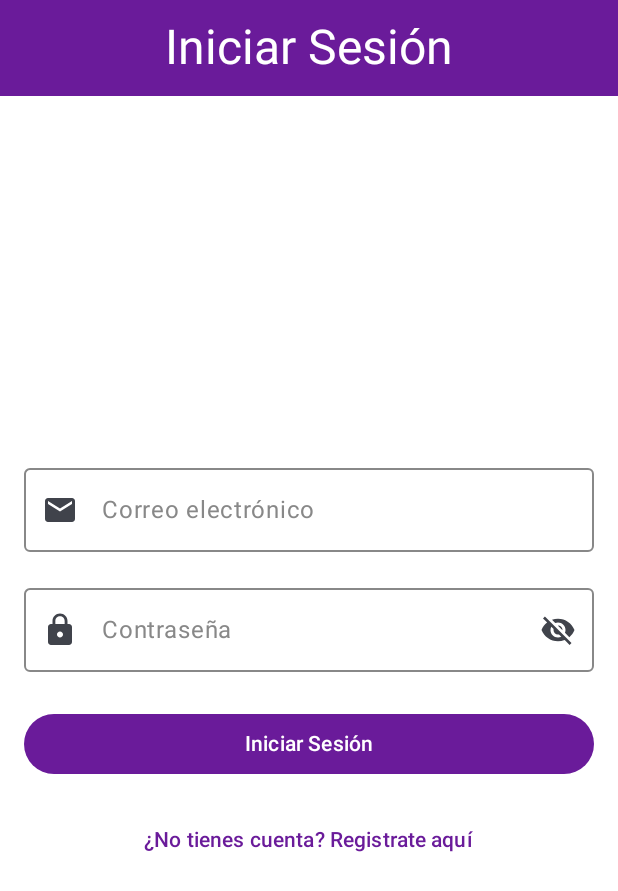
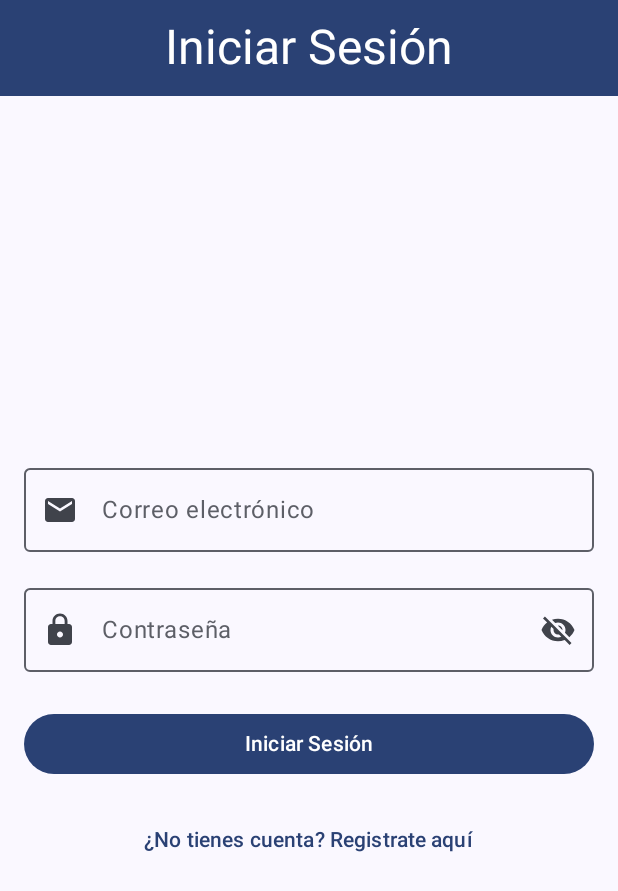
Before and after one commit to avazfra735/Quizzofrenico, an Android app built with Jetpack Compose: the screen it shows after launch (MainActivity), after a tap on "Iniciar Sesión", on a phone screen of 412 x 824 dp. Shown: the top 891 px of the screen. Run offline under Robolectric (Android 15) with nearby library versions, the phone set to English and light mode, and no system bars; our stand-ins replace Dagger/Hilt's generated code.

Commit message:
Paleta de colores implementada

```diff
--- a/app/src/main/java/es/iessaladillo/adrian/quizzofrenico/ui/home/HomeScreen.kt
+++ b/app/src/main/java/es/iessaladillo/adrian/quizzofrenico/ui/home/HomeScreen.kt
@@ -8,7 +8,6 @@ import androidx.compose.material3.*
 import androidx.compose.runtime.Composable
 import androidx.compose.ui.Alignment
 import androidx.compose.ui.Modifier
-import androidx.compose.ui.graphics.Color
 import androidx.compose.ui.res.stringResource
 import androidx.compose.ui.text.style.TextAlign
 import androidx.compose.ui.tooling.preview.Preview
@@ -29,16 +28,16 @@ fun HomeScreen(
                     Text(
                         text = stringResource(R.string.app_name),
                         style = MaterialTheme.typography.headlineLarge,
-                        color = Color.White,
+                        color = MaterialTheme.colorScheme.onPrimary,
                         textAlign = TextAlign.Center
                     )
                 },
                 colors = TopAppBarDefaults.centerAlignedTopAppBarColors(
-                    containerColor = Color(0xFF6a1b9a) // Color del AppBar
+                    containerColor = MaterialTheme.colorScheme.primary
                 )
             )
         },
-        containerColor = Color.White // Fondo de la pantalla
+        containerColor = MaterialTheme.colorScheme.background
     ) { paddingValues ->
         Column(
             modifier = Modifier
@@ -52,7 +51,7 @@ fun HomeScreen(
             Text(
                 text = stringResource(R.string.welcome_to_quizzofrenico),
                 style = MaterialTheme.typography.headlineMedium,
-                color = Color(0xFF6a1b9a),
+                color = MaterialTheme.colorScheme.onBackground,
                 textAlign = TextAlign.Center,
                 modifier = Modifier.padding(bottom = 24.dp)
             )
@@ -60,7 +59,7 @@ fun HomeScreen(
             // Botón de Login
             Button(
                 onClick = login,
-                colors = ButtonDefaults.buttonColors(containerColor = Color(0xFF6a1b9a)),
+                colors = ButtonDefaults.buttonColors(containerColor = MaterialTheme.colorScheme.primary),
                 modifier = Modifier
                     .fillMaxWidth()
                     .padding(bottom = 16.dp)
@@ -68,32 +67,34 @@ fun HomeScreen(
                 Icon(
                     imageVector = Icons.AutoMirrored.Filled.Login,
                     contentDescription = null,
-                    tint = Color.White,
+                    tint = MaterialTheme.colorScheme.onPrimary,
                     modifier = Modifier.size(24.dp)
                 )
                 Spacer(modifier = Modifier.width(8.dp))
                 Text(
                     text = stringResource(R.string.login),
-                    color = Color.White
+                    color = MaterialTheme.colorScheme.onPrimary
                 )
             }
 
             // Botón de Registro
             OutlinedButton(
                 onClick = register,
-                colors = ButtonDefaults.outlinedButtonColors(contentColor = Color(0xFF6a1b9a)),
+                colors = ButtonDefaults.outlinedButtonColors(
+                    contentColor = MaterialTheme.colorScheme.primary
+                ),
                 modifier = Modifier.fillMaxWidth()
             ) {
                 Icon(
                     imageVector = Icons.Default.PersonAdd,
                     contentDescription = null,
-                    tint = Color(0xFF6a1b9a),
+                    tint = MaterialTheme.colorScheme.primary,
                     modifier = Modifier.size(24.dp)
                 )
                 Spacer(modifier = Modifier.width(8.dp))
                 Text(
                     text = stringResource(R.string.register),
-                    color = Color(0xFF6a1b9a)
+                    color = MaterialTheme.colorScheme.primary
                 )
             }
         }
--- a/app/src/main/java/es/iessaladillo/adrian/quizzofrenico/ui/login/LoginScreen.kt
+++ b/app/src/main/java/es/iessaladillo/adrian/quizzofrenico/ui/login/LoginScreen.kt
@@ -12,7 +12,6 @@ import androidx.compose.material3.*
 import androidx.compose.runtime.*
 import androidx.compose.ui.Alignment
 import androidx.compose.ui.Modifier
-import androidx.compose.ui.graphics.Color
 import androidx.compose.ui.res.stringResource
 import androidx.compose.ui.text.input.KeyboardType
 import androidx.compose.ui.text.input.PasswordVisualTransformation
@@ -36,23 +35,23 @@ fun LoginScreen(
     errorMessage: String?,
     onShowPasswordChange: () -> Unit,
     onErrorMessageChange: (String) -> Unit,
-    isLoading:Boolean
+    isLoading: Boolean
 ) {
     if (isLoading) {
         Dialog(onDismissRequest = {}) {
             Box(
                 modifier = Modifier
                     .size(120.dp)
-                    .background(Color.White, shape = MaterialTheme.shapes.medium),
+                    .background(MaterialTheme.colorScheme.surface, shape = MaterialTheme.shapes.medium),
                 contentAlignment = Alignment.Center
             ) {
                 Column(
                     horizontalAlignment = Alignment.CenterHorizontally,
                     verticalArrangement = Arrangement.Center
                 ) {
-                    CircularProgressIndicator(color = Color(0xFF6a1b9a))
+                    CircularProgressIndicator(color = MaterialTheme.colorScheme.primary)
                     Spacer(modifier = Modifier.height(8.dp))
-                    Text("Cargando...", color = Color(0xFF6a1b9a))
+                    Text("Cargando...", color = MaterialTheme.colorScheme.primary)
                 }
             }
         }
@@ -65,16 +64,16 @@ fun LoginScreen(
                     Text(
                         text = stringResource(R.string.login),
                         style = MaterialTheme.typography.headlineLarge,
-                        color = Color.White,
+                        color = MaterialTheme.colorScheme.onPrimary,
                         textAlign = TextAlign.Center
                     )
                 },
                 colors = TopAppBarDefaults.centerAlignedTopAppBarColors(
-                    containerColor = Color(0xFF6a1b9a)
+                    containerColor = MaterialTheme.colorScheme.primary
                 )
             )
         },
-        containerColor = Color.White
+        containerColor = MaterialTheme.colorScheme.background
     ) { paddingValues ->
         Column(
             modifier = Modifier
@@ -84,7 +83,6 @@ fun LoginScreen(
             horizontalAlignment = Alignment.CenterHorizontally,
             verticalArrangement = Arrangement.Center
         ) {
-            // Campo de correo electrónico
             OutlinedTextField(
                 value = email,
                 onValueChange = onChangeEmail,
@@ -92,18 +90,17 @@ fun LoginScreen(
                 leadingIcon = { Icon(Icons.Default.Email, contentDescription = null) },
                 keyboardOptions = KeyboardOptions(keyboardType = KeyboardType.Email),
                 colors = OutlinedTextFieldDefaults.colors(
-                    focusedBorderColor = Color(0xFF6a1b9a),
-                    unfocusedBorderColor = Color.Gray,
-                    cursorColor = Color(0xFF6a1b9a),
-                    focusedLabelColor = Color(0xFF6a1b9a),
-                    unfocusedLabelColor = Color.Gray
+                    focusedBorderColor = MaterialTheme.colorScheme.primary,
+                    unfocusedBorderColor = MaterialTheme.colorScheme.outline,
+                    cursorColor = MaterialTheme.colorScheme.primary,
+                    focusedLabelColor = MaterialTheme.colorScheme.primary,
+                    unfocusedLabelColor = MaterialTheme.colorScheme.outline
                 ),
                 modifier = Modifier.fillMaxWidth()
             )
 
             Spacer(modifier = Modifier.height(16.dp))
 
-            // Campo de contraseña
             OutlinedTextField(
                 value = password,
                 onValueChange = onChangePassword,
@@ -120,29 +117,25 @@ fun LoginScreen(
                 },
                 keyboardOptions = KeyboardOptions(keyboardType = KeyboardType.Password),
                 colors = OutlinedTextFieldDefaults.colors(
-                    focusedBorderColor = Color(0xFF6a1b9a),
-                    unfocusedBorderColor = Color.Gray,
-                    cursorColor = Color(0xFF6a1b9a),
-                    focusedLabelColor = Color(0xFF6a1b9a),
-                    unfocusedLabelColor = Color.Gray
+                    focusedBorderColor = MaterialTheme.colorScheme.primary,
+                    unfocusedBorderColor = MaterialTheme.colorScheme.outline,
+                    cursorColor = MaterialTheme.colorScheme.primary,
+                    focusedLabelColor = MaterialTheme.colorScheme.primary,
+                    unfocusedLabelColor = MaterialTheme.colorScheme.outline
                 ),
                 modifier = Modifier.fillMaxWidth()
             )
 
             Spacer(modifier = Modifier.height(24.dp))
 
-            // Mensaje de error
-            if (errorMessage != null) {
-                if (errorMessage.isNotEmpty()) {
-                    Text(
-                        text = errorMessage,
-                        color = Color.Red,
-                        modifier = Modifier.padding(bottom = 16.dp)
-                    )
-                }
+            if (!errorMessage.isNullOrEmpty()) {
+                Text(
+                    text = errorMessage,
+                    color = MaterialTheme.colorScheme.error,
+                    modifier = Modifier.padding(bottom = 16.dp)
+                )
             }
 
-            // Botón de inicio de sesión
             Button(
                 onClick = {
                     if (email.isNotEmpty() && password.isNotEmpty()) {
@@ -151,29 +144,27 @@ fun LoginScreen(
                         onErrorMessageChange("Los campos no pueden estar vacíos")
                     }
                 },
-                colors = ButtonDefaults.buttonColors(containerColor = Color(0xFF6a1b9a)),
+                colors = ButtonDefaults.buttonColors(containerColor = MaterialTheme.colorScheme.primary),
                 modifier = Modifier.fillMaxWidth()
             ) {
                 Text(
                     text = stringResource(R.string.login),
-                    color = Color.White
+                    color = MaterialTheme.colorScheme.onPrimary
                 )
             }
 
             Spacer(modifier = Modifier.height(16.dp))
 
-            // Enlace para registrarse
             TextButton(onClick = navigateToRegister) {
                 Text(
                     text = stringResource(R.string.no_account),
-                    color = Color(0xFF6a1b9a)
+                    color = MaterialTheme.colorScheme.primary
                 )
             }
         }
     }
 }
 
-// Preview para Android Studio
 @Preview(showBackground = true)
 @Composable
 fun LoginScreenPreview() {
--- a/app/src/main/java/es/iessaladillo/adrian/quizzofrenico/ui/theme/Color.kt
+++ b/app/src/main/java/es/iessaladillo/adrian/quizzofrenico/ui/theme/Color.kt
@@ -2,10 +2,9 @@ package es.iessaladillo.adrian.quizzofrenico.ui.theme
 
 import androidx.compose.ui.graphics.Color
 
-val Purple80 = Color(0xFFD0BCFF)
-val PurpleGrey80 = Color(0xFFCCC2DC)
-val Pink80 = Color(0xFFEFB8C8)
-
-val Purple40 = Color(0xFF6650a4)
-val PurpleGrey40 = Color(0xFF625b71)
-val Pink40 = Color(0xFF7D5260)
+val BlueLight = Color(0xFF8DD6F6)
+val BlueSky = Color(0xFF8CD7F6)
+val PurpleSoft = Color(0xFF999DDD)
+val Coral = Color(0xFFF99C8A)
+val YellowPastel = Color(0xFFFEE28E)
+val BlueVibrant = Color(0xFF65D0F4)
--- a/app/src/main/java/es/iessaladillo/adrian/quizzofrenico/ui/theme/Theme.kt
+++ b/app/src/main/java/es/iessaladillo/adrian/quizzofrenico/ui/theme/Theme.kt
@@ -1,6 +1,5 @@
 package es.iessaladillo.adrian.quizzofrenico.ui.theme
 
-import android.app.Activity
 import android.os.Build
 import androidx.compose.foundation.isSystemInDarkTheme
 import androidx.compose.material3.MaterialTheme
@@ -9,18 +8,29 @@ import androidx.compose.material3.dynamicDarkColorScheme
 import androidx.compose.material3.dynamicLightColorScheme
 import androidx.compose.material3.lightColorScheme
 import androidx.compose.runtime.Composable
+import androidx.compose.ui.graphics.Color
 import androidx.compose.ui.platform.LocalContext
 
 private val DarkColorScheme = darkColorScheme(
-    primary = Purple80,
-    secondary = PurpleGrey80,
-    tertiary = Pink80
+    primary = BlueSky,
+    onPrimary = Color.Black,
+    secondary = Coral,
+    onSecondary = Color.Black,
+    background = Color(0xFF121212),
+    onBackground = Color.White,
+    surface = PurpleSoft,
+    onSurface = Color.White,
 )
 
 private val LightColorScheme = lightColorScheme(
-    primary = Purple40,
-    secondary = PurpleGrey40,
-    tertiary = Pink40
+    primary = BlueVibrant,
+    onPrimary = Color.White,
+    secondary = Coral,
+    onSecondary = Color.White,
+    background = Color.White,
+    onBackground = PurpleSoft,
+    surface = BlueLight,
+    onSurface = Color.Black,
 
     /* Other default colors to override
     background = Color(0xFFFFFBFE),
```
Also changed, not shown: app/src/main/java/es/iessaladillo/adrian/quizzofrenico/ui/chooseplaymode/ChoosePlayModeScreen.kt (+27 -18 lines), app/src/main/java/es/iessaladillo/adrian/quizzofrenico/ui/quizz/QuizzScreen.kt (+35 -49 lines), app/src/main/java/es/iessaladillo/adrian/quizzofrenico/ui/register/RegisterScreen.kt (+18 -25 lines), app/src/main/java/es/iessaladillo/adrian/quizzofrenico/ui/result/ResultScreen.kt (+52 -25 lines), app/src/main/java/es/iessaladillo/adrian/quizzofrenico/ui/scores/ScoresScreen.kt (+38 -47 lines).
